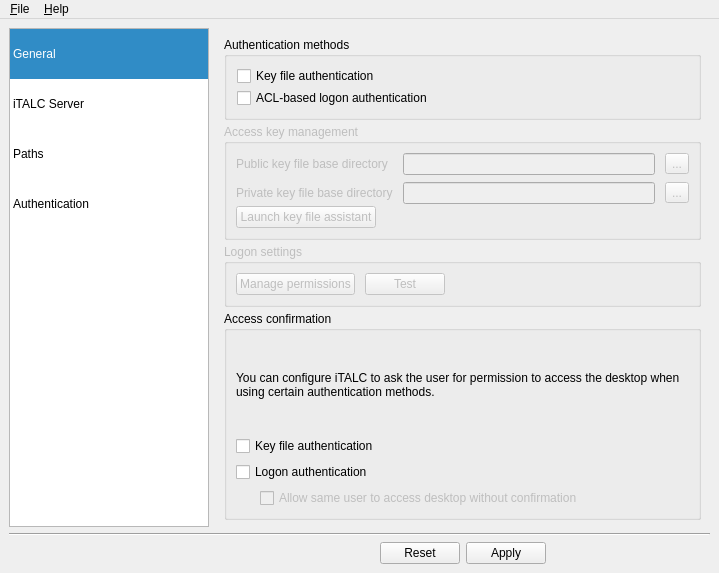
Old version of the form imc/Forms/MainWindow.ui in the repository veyon/veyon.
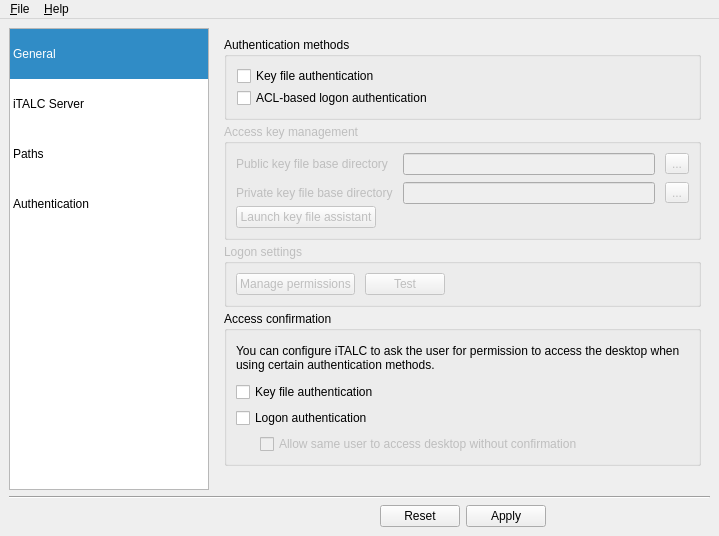
New version of the form. The open tabs and pages were chosen to show the change. Icons and pictures are not drawn.

Patch:
```diff
--- a/imc/Forms/MainWindow.ui
+++ b/imc/Forms/MainWindow.ui
@@ -7,7 +7,7 @@
     <x>0</x>
     <y>0</y>
     <width>719</width>
-    <height>573</height>
+    <height>536</height>
    </rect>
   </property>
   <property name="windowTitle">
@@ -914,11 +914,11 @@
           <layout class="QVBoxLayout" name="verticalLayout_4">
            <item>
             <widget class="QLabel" name="label_3">
-             <property name="sizePolicy">
-              <sizepolicy hsizetype="Preferred" vsizetype="MinimumExpanding">
-               <horstretch>0</horstretch>
-               <verstretch>0</verstretch>
-              </sizepolicy>
+             <property name="minimumSize">
+              <size>
+               <width>0</width>
+               <height>36</height>
+              </size>
              </property>
              <property name="text">
               <string>You can configure iTALC to ask the user for permission to access the desktop when using certain authentication methods.</string>
@@ -980,6 +980,12 @@
           <property name="orientation">
            <enum>Qt::Vertical</enum>
           </property>
+          <property name="sizeHint" stdset="0">
+           <size>
+            <width>0</width>
+            <height>0</height>
+           </size>
+          </property>
          </spacer>
         </item>
        </layout>
```
Left out of the diff: 28 changed lines with no effect on the pictures.
